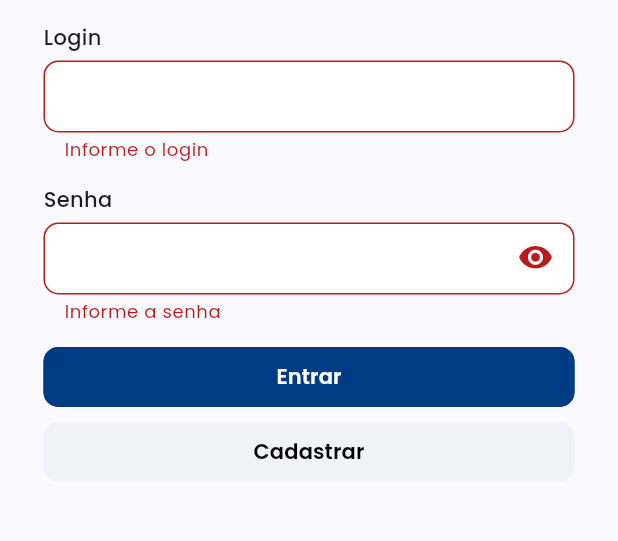
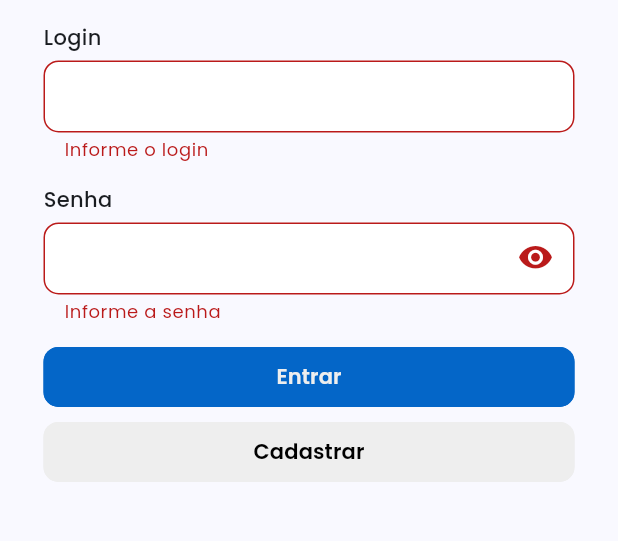
Before and after one commit to luan-coelho/facelocus, a Flutter app: the screen it shows after launch, after a tap on "Entrar", on a phone screen of 412 x 824 dp, the part 606-1147 px from its top. Run offline on Flutter 3.47's test engine with Material 3 defaults, Android fonts, the light colour scheme and no system bars; our stand-ins replace cached_network_image, dio, flutter_secure_storage, flutter_svg, geolocator, get and 5 more; missing offline and left inert: face_camera; accounts and stored records are empty.

Commit message:
feat: update.

```diff
--- a/mobile/lib/main.dart
+++ b/mobile/lib/main.dart
@@ -28,10 +28,13 @@
       title: 'Validação de presença',
       theme: ThemeData(
           appBarTheme: const AppBarTheme(
-              backgroundColor: AppColorsConst.blue,
+              backgroundColor: AppColorsConst.dark,
+              shadowColor: Colors.white,
               foregroundColor: Colors.white),
           colorScheme: ColorScheme.fromSeed(
-              seedColor: AppColorsConst.blue, background: AppColorsConst.white),
+              seedColor: AppColorsConst.purple,
+              onBackground: Colors.white,
+              background: AppColorsConst.white),
           useMaterial3: true,
           fontFamily: 'Poppins'),
       debugShowCheckedModeBanner: false,
--- a/mobile/lib/router.dart
+++ b/mobile/lib/router.dart
@@ -8,6 +8,7 @@
 import 'package:facelocus/screens/event/location_screen.dart';
 import 'package:facelocus/screens/event/ticket_request_list_screen.dart';
 import 'package:facelocus/screens/event/ticket_request_show_screen.dart';
+import 'package:facelocus/screens/event/app_search.dart';
 import 'package:facelocus/screens/home/home_screen.dart';
 import 'package:facelocus/screens/point-record/point_record_create_screen.dart';
 import 'package:facelocus/screens/point-record/point_record_list_screen.dart';
@@ -125,5 +126,11 @@
         return const PointValidateScreen();
       },
     ),
+    GoRoute(
+      path: AppRoutes.userSearch,
+      builder: (context, state) {
+        return const AppSearch();
+      },
+    ),
   ],
 );
--- a/mobile/lib/screens/event/event_show_screen.dart
+++ b/mobile/lib/screens/event/event_show_screen.dart
@@ -67,7 +67,7 @@
                                       'event': widget.eventId.toString()
                                     }).toString(),
                                 color: Colors.white,
-                                backgroundColor: AppColorsConst.blue,
+                                backgroundColor: AppColorsConst.purple,
                                 imageName: 'locations-icon.svg',
                                 height: 100),
                           ],
--- a/mobile/lib/screens/point-record/point_record_create_screen.dart
+++ b/mobile/lib/screens/point-record/point_record_create_screen.dart
@@ -116,7 +116,7 @@
                                               Colors.black12.withOpacity(0.1)),
                                       foregroundColor:
                                           MaterialStateProperty.all<Color>(
-                                              AppColorsConst.blue),
+                                              AppColorsConst.black),
                                       shape: MaterialStateProperty.all<
                                               RoundedRectangleBorder>(
                                           RoundedRectangleBorder(
--- a/mobile/lib/screens/profile/profile_screen.dart
+++ b/mobile/lib/screens/profile/profile_screen.dart
@@ -83,10 +83,10 @@
               const SizedBox(height: 10),
               AppButton(
                 text: 'Sair',
+                icon: const Icon(Icons.logout, color: Colors.red),
                 onPressed: logout,
                 textColor: Colors.red,
-                backgroundColor: Colors.red.withOpacity(0.2),
-                borderColor: Colors.red,
+                backgroundColor: Colors.transparent,
               )
             ],
           ),
--- a/mobile/lib/shared/constants.dart
+++ b/mobile/lib/shared/constants.dart
@@ -11,8 +11,13 @@
   AppColorsConst._();
 
   // static const Color blue = Color(0xFF0C71FF);
-  static const Color blue = Color(0xFF003C84);
+  static const Color dark = Color(0xFF222831);
+  static const Color black = Color(0xFF393E46);
+  // static const Color blue = Color(0xFF003C84);
+  static const Color blue = Color(0xFF0466c8);
+  static const Color purple = Color(0xFF0466c8);
   static const Color yellow = Color(0xFFFAB411);
-  static const Color white = Color(0xFFF1F2F6);
+  // static const Color white = Color(0xFFF1F2F6);
+  static const Color white = Color(0xFFEEEEEE);
   // static const Color white = Colors.white;
 }
--- a/mobile/lib/shared/widgets/app_button.dart
+++ b/mobile/lib/shared/widgets/app_button.dart
@@ -41,15 +41,15 @@
       child: TextButton(
         style: ButtonStyle(
             backgroundColor: MaterialStateProperty.all<Color>(
-                widget.backgroundColor ?? AppColorsConst.blue),
+                widget.backgroundColor ?? AppColorsConst.purple),
             foregroundColor: MaterialStateProperty.all<Color>(
-                widget.textColor ?? Colors.white),
+                widget.textColor ?? AppColorsConst.white),
             shape: MaterialStateProperty.all<RoundedRectangleBorder>(
                 RoundedRectangleBorder(
               side: BorderSide(
                 color: widget.borderColor != null
                     ? widget.borderColor!
-                    : widget.backgroundColor ?? AppColorsConst.blue,
+                    : widget.backgroundColor ?? AppColorsConst.purple,
               ),
               borderRadius: BorderRadius.circular(10.0),
             ))),
--- a/mobile/lib/shared/widgets/app_date_picker.dart
+++ b/mobile/lib/shared/widgets/app_date_picker.dart
@@ -90,7 +90,7 @@
             backgroundColor: MaterialStateProperty.all<Color>(
                 Colors.black12.withOpacity(0.1)),
             foregroundColor:
-                MaterialStateProperty.all<Color>(AppColorsConst.blue),
+                MaterialStateProperty.all<Color>(AppColorsConst.black),
             shape: MaterialStateProperty.all<RoundedRectangleBorder>(
                 RoundedRectangleBorder(
               borderRadius: BorderRadius.circular(10.0),
@@ -105,7 +105,7 @@
             SvgPicture.asset(
               'images/calendar-icon.svg',
               colorFilter:
-                  const ColorFilter.mode(AppColorsConst.blue, BlendMode.srcIn),
+                  const ColorFilter.mode(AppColorsConst.black, BlendMode.srcIn),
             ),
             const SizedBox(width: 5),
             Text(getFormattedDate(_selectedDate.value),
--- a/mobile/lib/shared/widgets/app_layout.dart
+++ b/mobile/lib/shared/widgets/app_layout.dart
@@ -33,7 +33,7 @@
           ? AppBar(
               centerTitle: true,
               backgroundColor: widget.appBarTitle != null
-                  ? AppColorsConst.blue
+                  ? AppColorsConst.dark
                   : AppColorsConst.white,
               title: widget.appBarTitle != null
                   ? Text(
@@ -53,7 +53,7 @@
           ? FloatingActionButton(
               onPressed: () => context.replace(AppRoutes.pointRecordCreate),
               elevation: 13,
-              backgroundColor: Colors.green,
+              backgroundColor: AppColorsConst.blue,
               shape: const RoundedRectangleBorder(
                   borderRadius: BorderRadius.all(Radius.circular(30))),
               child: const Icon(Icons.add, color: Colors.white),
@@ -65,7 +65,7 @@
           ? BottomAppBar(
               padding: const EdgeInsets.symmetric(horizontal: 10),
               height: 60,
-              color: AppColorsConst.blue,
+              color: AppColorsConst.dark,
               shape: const CircularNotchedRectangle(),
               notchMargin: 5,
               child: Row(
```
Also changed, not shown: mobile/lib/screens/event/app_search.dart (added, +79 -0 lines), mobile/lib/screens/event/lincked_users_screen.dart (+12 -3 lines), mobile/lib/screens/home/home_screen.dart (+8 -4 lines), mobile/lib/shared/widgets/search.dart (added, +76 -0 lines).
